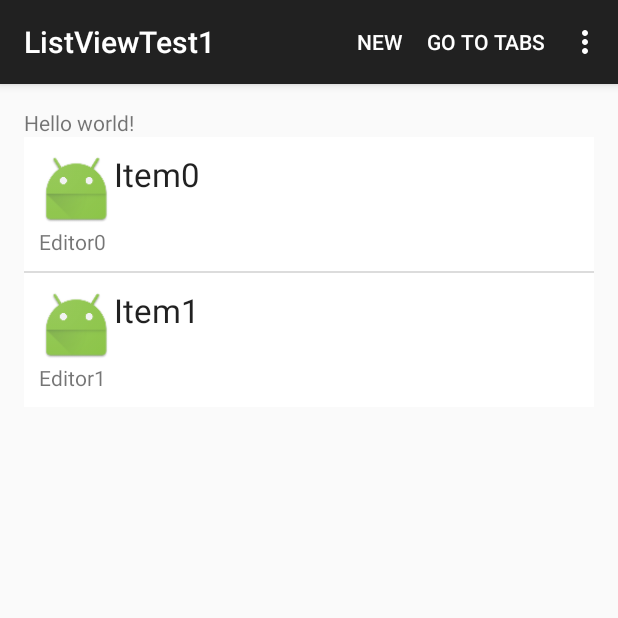
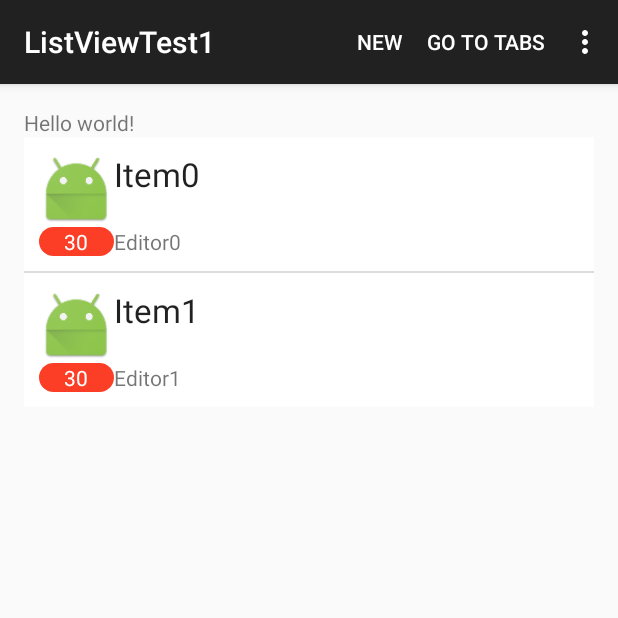
Before and after one commit to narsenico/ListViewTest1, an Android app: the screen it shows after launch (MainActivity), on a phone screen of 412 x 824 dp, the top half of it. Run offline under Robolectric (Android 15) with nearby library versions, the phone set to English and light mode, and no system bars.

Commit message:
Provato shape e startActivityForResult

```diff
--- /dev/null
+++ b/app/src/main/res/drawable/shape_rounded_red.xml
@@ -0,0 +1,11 @@
+<?xml version="1.0" encoding="utf-8"?>
+<shape xmlns:android="http://schemas.android.com/apk/res/android"
+    android:shape="rectangle">
+    <corners
+        android:topLeftRadius="20dp"
+        android:topRightRadius="20dp"
+        android:bottomLeftRadius="20dp"
+        android:bottomRightRadius="20dp" />
+
+        <solid android:color="#fffd3e27" />
+    </shape>
--- a/app/src/main/res/layout/listactivity_row_article.xml
+++ b/app/src/main/res/layout/listactivity_row_article.xml
@@ -24,9 +24,25 @@
 
     <TextView
         android:layout_width="match_parent"
-        android:layout_height="wrap_content"
+        android:layout_height="match_parent"
         android:textAppearance="?android:attr/textAppearanceSmall"
         android:id="@+id/txt_item_editor"
-        android:layout_below="@+id/icon_item" />
+        android:layout_toRightOf="@+id/txt_item_number"
+        android:layout_below="@+id/txt_item_name" />
+
+    <TextView
+        android:layout_width="wrap_content"
+        android:layout_height="wrap_content"
+        android:text="30"
+        android:id="@+id/txt_item_number"
+        android:layout_alignParentBottom="true"
+        android:layout_alignParentLeft="true"
+        android:layout_alignParentStart="true"
+        android:layout_below="@+id/icon_item"
+        android:layout_toLeftOf="@+id/txt_item_name"
+        android:layout_toStartOf="@+id/txt_item_name"
+        android:background="@drawable/shape_rounded_red"
+        android:textColor="#ffffffff"
+        android:gravity="center" />
 
 </RelativeLayout>
--- a/app/src/main/res/values/strings.xml
+++ b/app/src/main/res/values/strings.xml
@@ -10,8 +10,10 @@
     <string name="action_tabpage_add">Add</string>
     <string name="action_tabpage_edit">Edit</string>
     <string name="action_tabpage_delete">Delete</string>
+    <string name="action_save">Save</string>
 
     <string name="title_section1">Section 1</string>
     <string name="title_section2">Section 2</string>
     <string name="title_section3">Section 3</string>
+    <string name="title_activity_item_editor">ItemEditorActivity</string>
 </resources>
```
Also changed, not shown: app/src/main/AndroidManifest.xml (+9 -1 lines), app/src/main/java/it/amonshore/listviewtest1/ItemEditorActivity.java (added, +42 -0 lines), app/src/main/java/it/amonshore/listviewtest1/MainActivity.java (+22 -3 lines), app/src/main/res/layout/activity_item_editor.xml (added, +12 -0 lines), app/src/main/res/menu/menu_item_editor.xml (added, +8 -0 lines).
